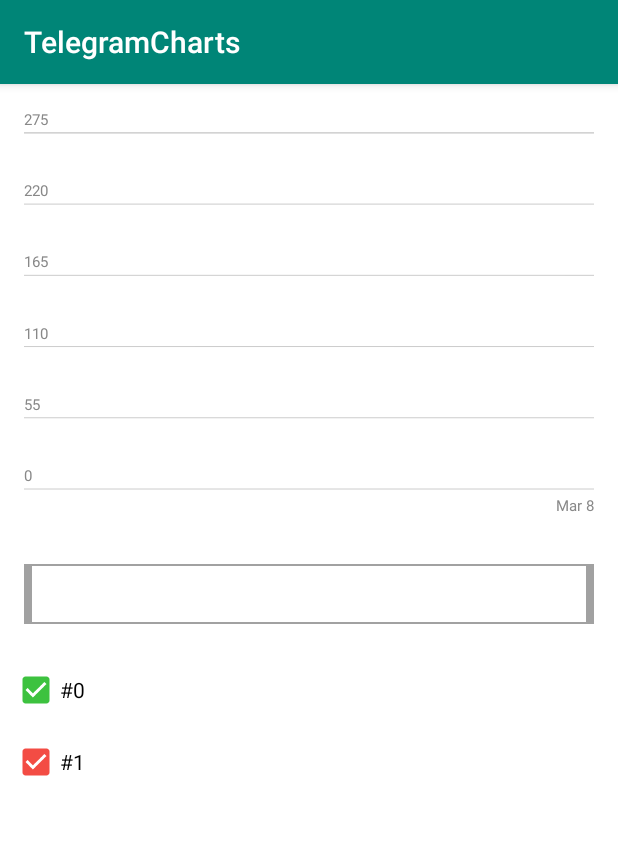
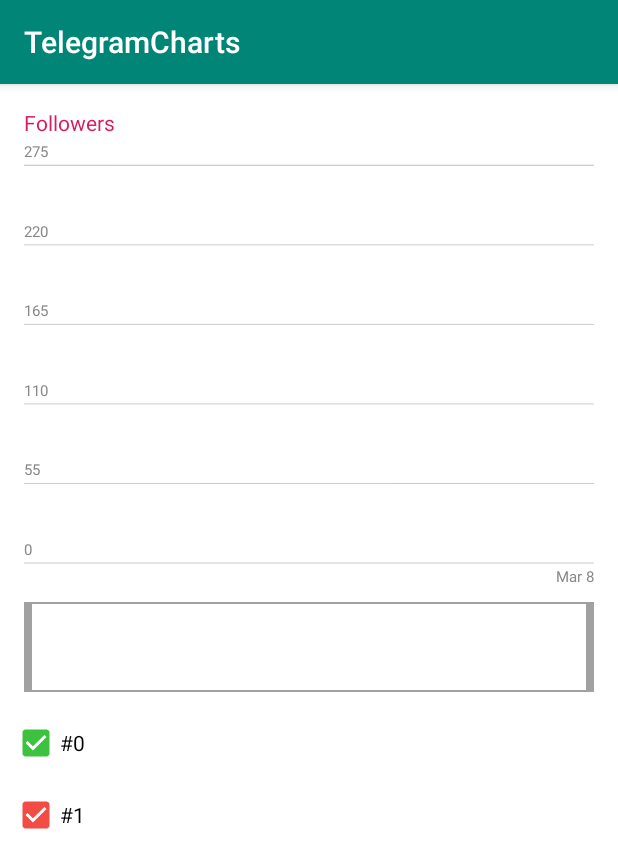
Before and after one commit to AATaganov/TelegramChartsContest, an Android app: the screen it shows after launch (MainActivity), on a phone screen of 412 x 824 dp. Shown: the top 868 px of the screen. Run offline under Robolectric (Android 15) with nearby library versions, the phone set to English and light mode, and no system bars; our stand-ins replace RxJava; 2 statements that could not run were skipped.

Commit message:
Adjust margins

```diff
--- a/app/src/main/java/com/aataganov/telegramcharts/views/ViewChart.java
+++ b/app/src/main/java/com/aataganov/telegramcharts/views/ViewChart.java
@@ -57,6 +57,7 @@ public class ViewChart extends View {
     int verticalPadding;
     int metricTextPadding;
     int baseLine = 0;
+    int datesTextBaseline = 0;
     int chartHeight = 0;
 
     MetricsValues currentMetricsValues;
@@ -192,6 +193,7 @@ public class ViewChart extends View {
         if(currentMetricsValues != null){
             currentMetricsValues = new MetricsValues(currentMetricsValues.maxValueY, chartHeight);
         }
+        datesTextBaseline = (int) (heightNew - ((float) verticalPadding * 0.2f));
     }
     private void requestInvalidation(){
         invalidateRequestsSubject.onNext(true);
@@ -233,10 +235,9 @@ public class ViewChart extends View {
         metricTextPaint.setAlpha(FULL_ALPHA);
         int startIndex = currentDiapason.getStartIndex();
         int lastChartIndex = chart.getValuesX().size() - 1;
-        int textPositionY = (canvas.getHeight() + baseLine) / 2;
         if(lastChartIndex == currentDiapason.getEndIndex()){
             long date = chart.getValuesX().get(lastChartIndex);
-            drawAtTheEndOfChart(date, canvas, textPositionY);
+            drawAtTheEndOfChart(date, canvas, datesTextBaseline);
         }
         if(datesAnimation.alpha == FULL_ALPHA || oldDatesStep == 0){
             drawJustCurrentDates(lastChartIndex, startIndex, stepX, startOffset, canvas, datesAnimation.alpha);
@@ -246,17 +247,16 @@ public class ViewChart extends View {
     }
     private void drawJustCurrentDates(int lastChartIndex, int startIndex, float stepX, float startOffset, Canvas canvas, int alpha){
         metricTextPaint.setAlpha(FULL_ALPHA);
-        int textPositionY = (canvas.getHeight() + baseLine) / 2;
         for(int index = lastChartIndex - currentDatesStep; index >= startIndex; index-=currentDatesStep){
             if(index > currentDiapason.getEndIndex()){
                 continue;
             }
             long date = chart.getValuesX().get(index);
-            drawInMiddleOf(stepX * (index - startIndex) - startOffset, date, canvas, textPositionY, alpha);
+            drawInMiddleOf(stepX * (index - startIndex) - startOffset, date, canvas, datesTextBaseline, alpha);
         }
     }
+
     private void drawTransitionDates(int lastChartIndex, int startIndex, float stepX, float startOffset, Canvas canvas){
-        int textPositionY = (canvas.getHeight() + baseLine) / 2;
         int minStep = Math.min(currentDatesStep, oldDatesStep);
         for(int shift = minStep; shift < lastChartIndex; shift+=minStep){
             int index = lastChartIndex - shift;
@@ -268,11 +268,11 @@ public class ViewChart extends View {
             }
             long date = chart.getValuesX().get(index);
             if(ChartHelper.isShiftInStepsArray(shift, currentDatesStep) && ChartHelper.isShiftInStepsArray(shift,oldDatesStep)){
-                drawInMiddleOf(stepX * (index - startIndex) - startOffset, date, canvas, textPositionY, FULL_ALPHA);
+                drawInMiddleOf(stepX * (index - startIndex) - startOffset, date, canvas, datesTextBaseline, FULL_ALPHA);
             } else if (ChartHelper.isShiftInStepsArray(shift, currentDatesStep)){
-                drawInMiddleOf(stepX * (index - startIndex) - startOffset, date, canvas, textPositionY, datesAnimation.alpha);
+                drawInMiddleOf(stepX * (index - startIndex) - startOffset, date, canvas, datesTextBaseline, datesAnimation.alpha);
             } else {
-                drawInMiddleOf(stepX * (index - startIndex) - startOffset, date, canvas, textPositionY, FULL_ALPHA - datesAnimation.alpha);
+                drawInMiddleOf(stepX * (index - startIndex) - startOffset, date, canvas, datesTextBaseline, FULL_ALPHA - datesAnimation.alpha);
             }
         }
     }
--- a/app/src/main/res/layout/activity_main.xml
+++ b/app/src/main/res/layout/activity_main.xml
@@ -7,17 +7,28 @@
     android:layout_height="match_parent"
     tools:context=".MainActivity">
 
+    <TextView
+        app:layout_constraintTop_toTopOf="parent"
+        app:layout_constraintStart_toStartOf="parent"
+        android:id="@+id/txt_chart_title"
+        android:textColor="@color/colorAccent"
+        android:layout_marginTop="16dp"
+        android:layout_marginBottom="16dp"
+        android:layout_marginStart="16dp"
+        android:text="@string/chart_title"
+        android:layout_width="wrap_content"
+        android:layout_height="wrap_content" />
+
     <com.aataganov.telegramcharts.views.ViewChart
         android:background="@color/colorWhite"
         android:layout_marginStart="16dp"
         android:layout_marginLeft="16dp"
         android:layout_marginRight="16dp"
         android:layout_marginEnd="16dp"
-        app:layout_constraintTop_toTopOf="parent"
+        app:layout_constraintTop_toBottomOf="@id/txt_chart_title"
         android:id="@+id/chart_view"
         android:layout_width="match_parent"
         android:layout_height="300dp" />
-
 
     <com.aataganov.telegramcharts.views.ViewChartDiapasonPicker
         app:layout_constraintTop_toBottomOf="@id/chart_view"
--- a/app/src/main/res/values/dimens.xml
+++ b/app/src/main/res/values/dimens.xml
@@ -3,10 +3,12 @@
     <dimen name="diapason_selection_edge_width">5dp</dimen>
     <dimen name="diapason_selection_edge_height">1dp</dimen>
     <dimen name="diapason_selection_touch_sensibility">20dp</dimen>
-    <dimen name="diapason_selection_vertical_padding">20dp</dimen>
+    <dimen name="diapason_selection_vertical_padding">10dp</dimen>
     <dimen name="diapason_selection_horizontal_padding">16dp</dimen>
 
-    <dimen name="chart_vertical_padding">30dp</dimen>
+    <dimen name="chart_vertical_padding">16dp</dimen>
     <dimen name="chart_metric_text_padding">5dp</dimen>
     <dimen name="chart_metric_text_size">10sp</dimen>
+
+    <dimen name="chart_graph_width">2dp</dimen>
 </resources>
--- a/app/src/main/res/values/strings.xml
+++ b/app/src/main/res/values/strings.xml
@@ -1,3 +1,4 @@
 <resources>
     <string name="app_name">TelegramCharts</string>
+    <string name="chart_title">Followers</string>
 </resources>
```
